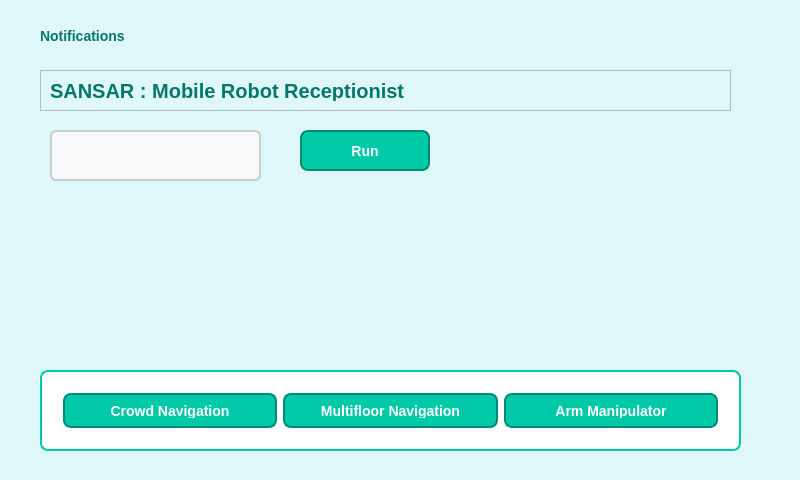
This is src/smrr_gui/smrr_gui/GUIs/robot_gui_test4.ui in NisalaYapa/mobile_robot_ws as Qt 5 draws it before an edit. The edited form follows.
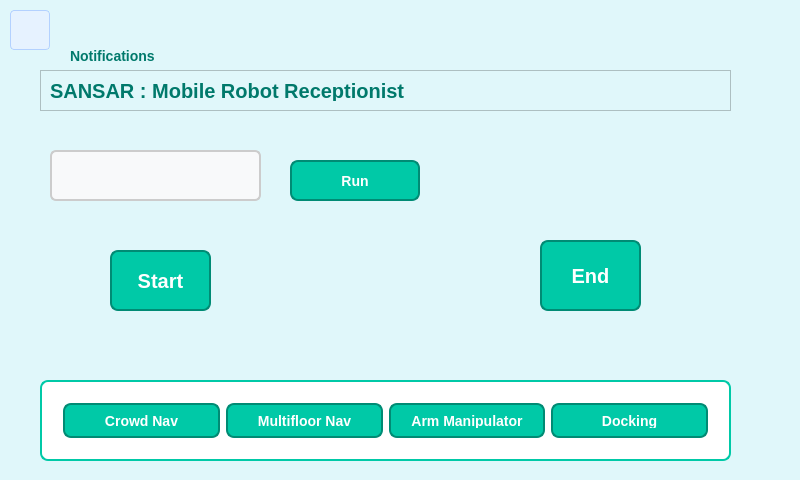
This is the edited form. The open tabs and pages were chosen to show the change. Icons and pictures are not drawn.

```diff
--- a/src/smrr_gui/smrr_gui/GUIs/robot_gui_test4.ui
+++ b/src/smrr_gui/smrr_gui/GUIs/robot_gui_test4.ui
@@ -183,7 +183,7 @@
     <property name="geometry">
      <rect>
       <x>40</x>
-      <y>120</y>
+      <y>140</y>
       <width>701</width>
       <height>241</height>
      </rect>
@@ -236,8 +236,8 @@
      <widget class="QPushButton" name="btn_crwnav_run">
       <property name="geometry">
        <rect>
-        <x>260</x>
-        <y>10</y>
+        <x>250</x>
+        <y>20</y>
         <width>130</width>
         <height>41</height>
        </rect>
@@ -265,6 +265,38 @@
     outline: none;</string>
       </property>
      </widget>
+     <widget class="QPushButton" name="btn_crowdnav_">
+      <property name="geometry">
+       <rect>
+        <x>70</x>
+        <y>110</y>
+        <width>101</width>
+        <height>61</height>
+       </rect>
+      </property>
+      <property name="styleSheet">
+       <string notr="true">font-size:20px</string>
+      </property>
+      <property name="text">
+       <string>Start</string>
+      </property>
+     </widget>
+     <widget class="QPushButton" name="pushButton_3">
+      <property name="geometry">
+       <rect>
+        <x>500</x>
+        <y>100</y>
+        <width>101</width>
+        <height>71</height>
+       </rect>
+      </property>
+      <property name="styleSheet">
+       <string notr="true">font-size:20px</string>
+      </property>
+      <property name="text">
+       <string>End</string>
+      </property>
+     </widget>
     </widget>
     <widget class="QWidget" name="Multifloor">
      <widget class="QFrame" name="frame">
@@ -734,8 +766,8 @@
    <widget class="QLabel" name="Notifications">
     <property name="geometry">
      <rect>
-      <x>40</x>
-      <y>10</y>
+      <x>70</x>
+      <y>30</y>
       <width>691</width>
       <height>51</height>
      </rect>
@@ -759,8 +791,8 @@
     <property name="geometry">
      <rect>
       <x>40</x>
-      <y>370</y>
-      <width>701</width>
+      <y>380</y>
+      <width>691</width>
       <height>81</height>
      </rect>
     </property>
@@ -809,11 +841,17 @@
     <layout class="QHBoxLayout" name="horizontalLayout_6">
      <item>
       <widget class="QPushButton" name="btn_crowdnav">
+       <property name="maximumSize">
+        <size>
+         <width>250</width>
+         <height>50</height>
+        </size>
+       </property>
        <property name="styleSheet">
         <string notr="true"/>
        </property>
        <property name="text">
-        <string>Crowd Navigation</string>
+        <string>Crowd Nav</string>
        </property>
        <property name="icon">
         <iconset>
@@ -829,11 +867,17 @@
      </item>
      <item>
       <widget class="QPushButton" name="btn_multifloor">
+       <property name="maximumSize">
+        <size>
+         <width>250</width>
+         <height>50</height>
+        </size>
+       </property>
        <property name="styleSheet">
         <string notr="true"/>
        </property>
        <property name="text">
-        <string>Multifloor Navigation</string>
+        <string>Multifloor Nav</string>
        </property>
        <property name="icon">
         <iconset>
@@ -851,7 +895,7 @@
       <widget class="QPushButton" name="btn_arm">
        <property name="maximumSize">
         <size>
-         <width>227</width>
+         <width>250</width>
          <height>50</height>
         </size>
        </property>
@@ -867,8 +911,31 @@
        </property>
        <property name="iconSize">
         <size>
-         <width>40</width>
-         <height>40</height>
+         <width>30</width>
+         <height>30</height>
+        </size>
+       </property>
+      </widget>
+     </item>
+     <item>
+      <widget class="QPushButton" name="pushButton_2">
+       <property name="maximumSize">
+        <size>
+         <width>250</width>
+         <height>50</height>
+        </size>
+       </property>
+       <property name="text">
+        <string>Docking</string>
+       </property>
+       <property name="icon">
+        <iconset>
+         <normaloff>Icons/docking.png</normaloff>Icons/docking.png</iconset>
+       </property>
+       <property name="iconSize">
+        <size>
+         <width>30</width>
+         <height>30</height>
         </size>
        </property>
       </widget>
@@ -904,6 +971,46 @@
      </item>
     </layout>
    </widget>
+   <widget class="QPushButton" name="Homebtn">
+    <property name="geometry">
+     <rect>
+      <x>10</x>
+      <y>10</y>
+      <width>40</width>
+      <height>40</height>
+     </rect>
+    </property>
+    <property name="styleSheet">
+     <string notr="true">QPushButton {
+    background-color: #e6f2ff;
+    border: 1px solid #b3d1ff;
+    border-radius: 4px;
+    padding: 5px;
+    color: #0066cc;
+}
+
+QPushButton:hover {
+    background-color: #cce5ff;
+}
+
+QPushButton:pressed {
+    background-color: #99ccff;
+}</string>
+    </property>
+    <property name="text">
+     <string/>
+    </property>
+    <property name="icon">
+     <iconset>
+      <normaloff>Icons/home.png</normaloff>Icons/home.png</iconset>
+    </property>
+    <property name="iconSize">
+     <size>
+      <width>40</width>
+      <height>40</height>
+     </size>
+    </property>
+   </widget>
   </widget>
  </widget>
  <resources/>
```
Left out of the diff: 36 changed lines with no effect on the pictures.
